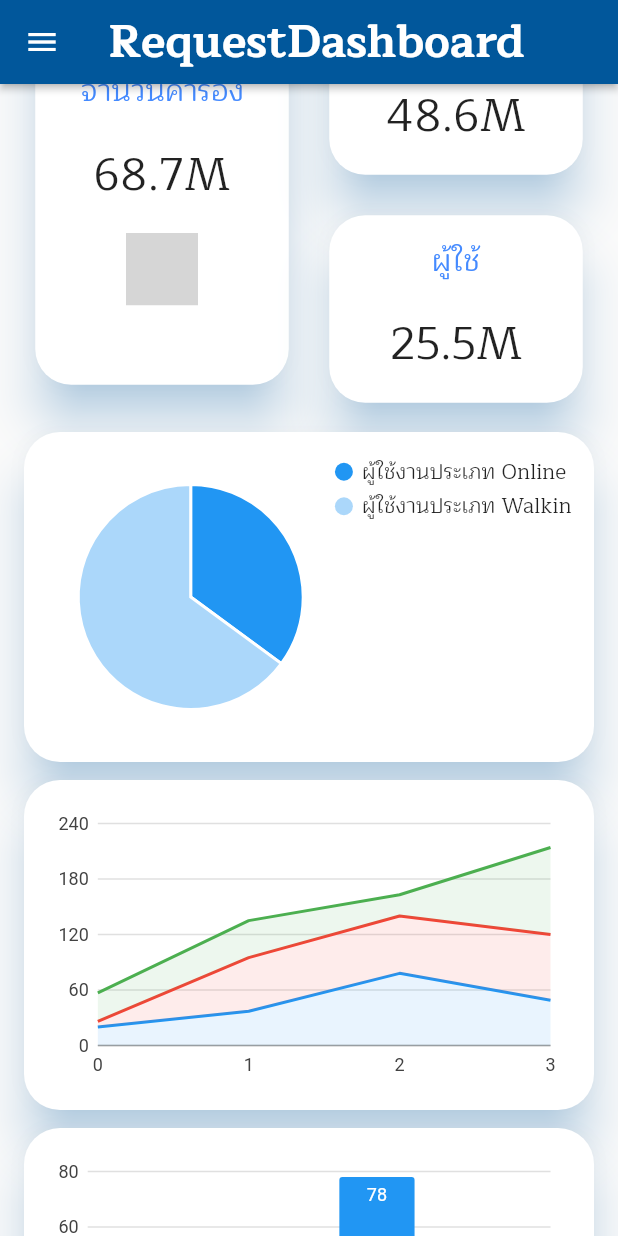
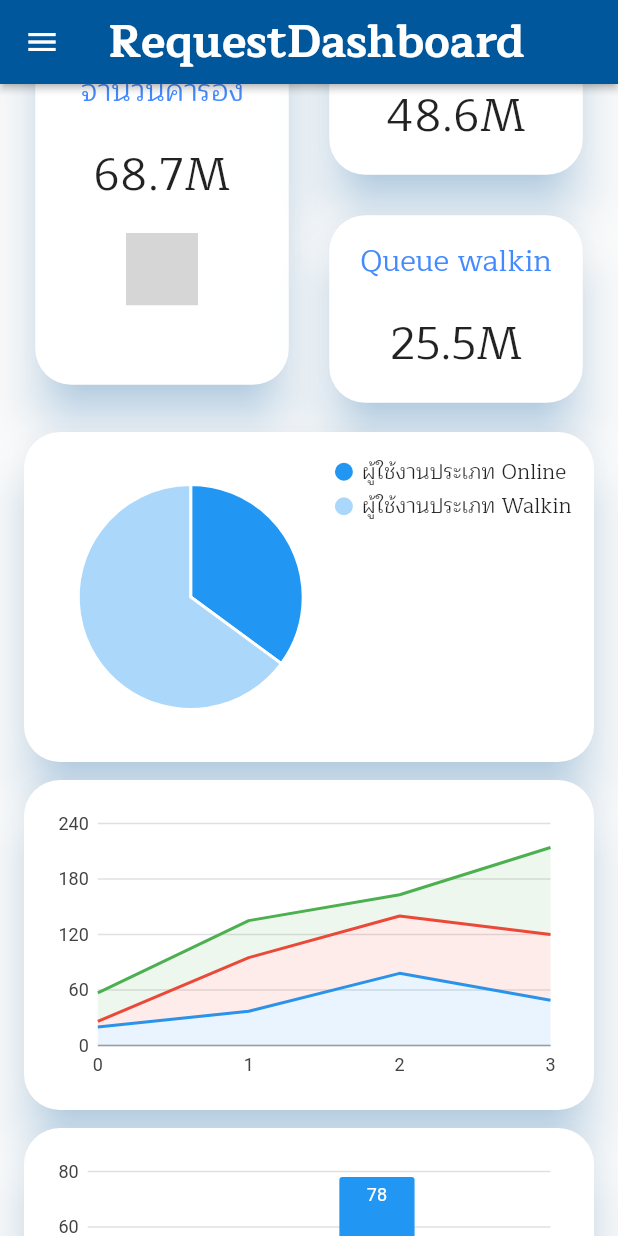
Before and after one commit to supakjack/bang-pla-60-flutter, a Flutter app: the RequestDashboard screen opened directly, scrolled down 576 dp, on a phone screen of 412 x 824 dp. Run offline on Flutter 3.47's test engine with Material 2 defaults, Android fonts, the phone set to English and light mode, and no system bars; our stand-ins replace auto_size_text, bloc, carousel_slider, charts_flutter, datetime_picker_formfield, font_awesome_flutter and 3 more; missing offline and left inert: flutter_circular_chart, flutter_sparkline; grey boxes are pictures that could not be loaded.

Commit message:
Update RequestDashboard.dart

```diff
--- a/lib/ui/dashboard_page/RequestDashboard.dart
+++ b/lib/ui/dashboard_page/RequestDashboard.dart
@@ -13,7 +13,7 @@ import './ListComplain.dart';
 final title01 = 'งบประมาณคงคลัง';
 final data01 = '1K';
 
-final title02 = 'ห้ามตั้งยางเกิน';
+final title02 = 'ผู้เข้ารับบริการ';
 final data02 = '2K';
 
 final title03 = 'จำนวนคำร้อง';
@@ -22,7 +22,7 @@ final data03 = '68.7M';
 final title04 = 'Queue online';
 final data04 = '48.6M';
 
-final title05 = 'ผู้ใช้';
+final title05 = 'Queue walkin';
 final data05 = '25.5M';
 // variable data
 
```
